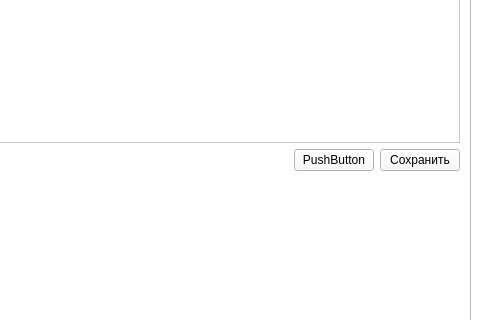
egor0665/VKBR, file mainwindow.ui: the form before one commit; both pictures show x 786 to 1266 and y 290 to 610 of the 1266 by 886 pixel window.
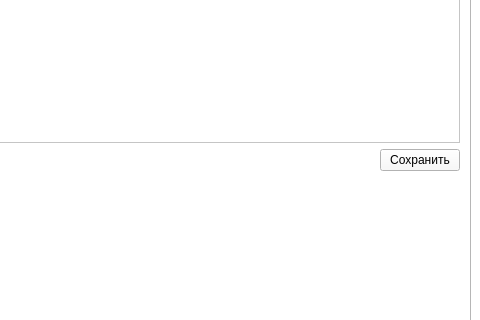
The form after the commit. The open tabs and pages were chosen to show the change. Custom widgets are drawn as their Qt base class.

Patch:
```diff
--- a/mainwindow.ui
+++ b/mainwindow.ui
@@ -2070,16 +2070,6 @@
                 </property>
                </spacer>
               </item>
-              <item>
-               <widget class="QPushButton" name="pushButton_10">
-                <property name="styleSheet">
-                 <string notr="true">background-color: rgb(249, 249, 249)</string>
-                </property>
-                <property name="text">
-                 <string>PushButton</string>
-                </property>
-               </widget>
-              </item>
               <item>
                <widget class="QPushButton" name="pushButton_11">
                 <property name="styleSheet">
```
Left out of the diff: 2 changed lines with no effect on the pictures.
